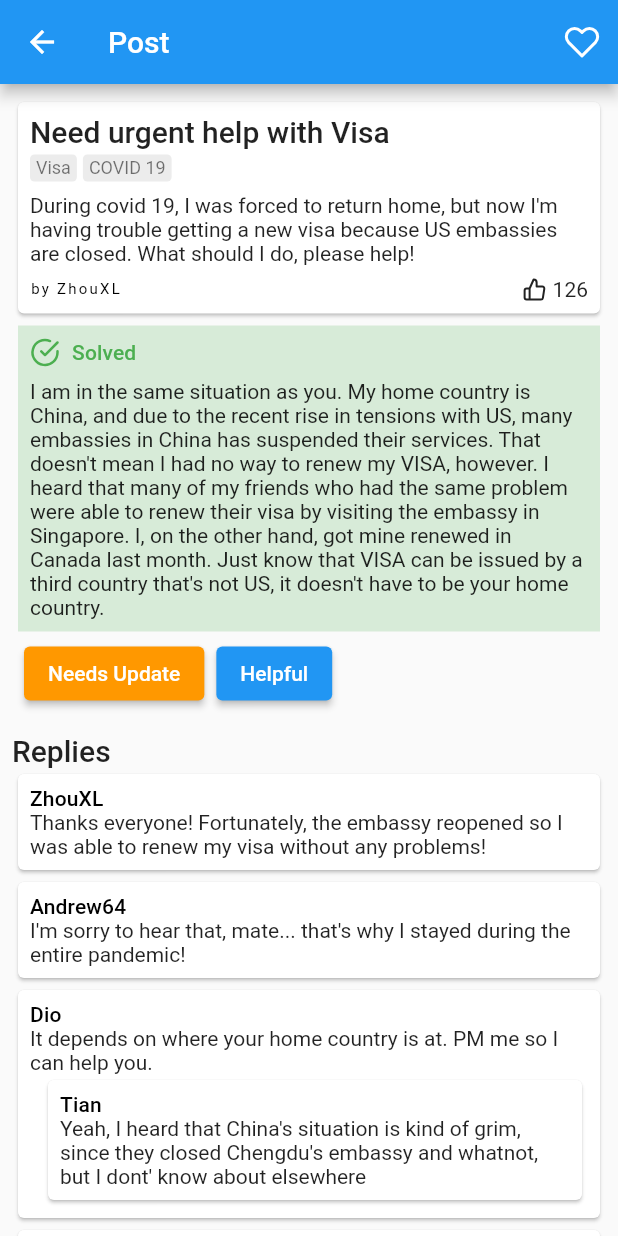
After one commit to JiachenRen/gti_forum, a Flutter app: the screen it shows after launch, after a tap on "Need urgent help with Visa", on a phone screen of 412 x 824 dp. The commit adds this screen. Run offline on Flutter 3.47's test engine with Material 2 defaults, Android fonts, the phone set to English and light mode, and no system bars; our stand-ins replace flutter_icons.

Commit message:
Complete prototype with revision

```diff
--- a/lib/discover.dart
+++ b/lib/discover.dart
@@ -1,9 +1,11 @@
 import 'package:flutter/cupertino.dart';
 import 'package:flutter/material.dart';
 import 'package:flutter_icons/flutter_icons.dart';
+import 'package:gti_forum/model/comment.dart';
 import 'package:gti_forum/model/post.dart';
 import 'package:gti_forum/model/post_stats.dart';
 import 'package:gti_forum/model/user.dart';
+import 'package:gti_forum/post_details.dart';
 
 final _frank = User(username: 'Frank36');
 final _zhou = User(username: 'ZhouXL');
@@ -11,27 +13,82 @@ final _scott = User(username: 'ScottWang');
 
 final _ddl = Post(
     title: "I got my Driver's License!",
-    content: "After a lengthy struggle, I finally managed to overcome all of the hurdles and got my hands on a driver's license, yay!",
-    user:  _frank, postStats: PostStats(helpfulCount: 34));
+    tags: ["Driver's License"],
+    content:
+        "After a lengthy struggle, I finally managed to overcome all of the hurdles and got my hands on a driver's license, yay!",
+    comments: [
+      Comment(
+          subComments: [],
+          comment: 'Bro, I feel your pain! I just got mine yesterday.',
+          user: User(username: 'Mark')),
+      Comment(
+          subComments: [],
+          comment: 'Congrats!',
+          user: User(username: 'Anderson'))
+    ],
+    user: _frank,
+    postStats: PostStats(helpfulCount: 34));
 final _visa = Post(
     title: "Need urgent help with Visa",
-    content: "During covid 19, I was forced to return home, but now I'm having trouble getting a new visa because US embassies are closed. What should I do, please help!",
-    user:  _zhou, postStats: PostStats(helpfulCount: 126));
+    tags: ["Visa", "COVID 19"],
+    content:
+        "During covid 19, I was forced to return home, but now I'm having trouble getting a new visa because US embassies are closed. What should I do, please help!",
+    acceptedSolution: "I am in the same situation as you. "
+        "My home country is China, and due to the recent rise in tensions with US, many embassies in China has suspended their services. "
+        "That doesn't mean I had no way to renew my VISA, however. I heard that many of my friends who had the same problem were able to renew "
+        "their visa by visiting the embassy in Singapore. I, on the other hand, got mine renewed in Canada last month. Just know that VISA can be issued "
+        "by a third country that's not US, it doesn't have to be your home country.",
+    comments: [
+      Comment(
+          subComments: [],
+          comment:
+          "Thanks everyone! Fortunately, the embassy reopened so I was able to renew my visa without any problems!",
+          user: User(username: "ZhouXL")),
+      Comment(
+          subComments: [],
+          comment:
+              "I'm sorry to hear that, mate... that's why I stayed during the entire pandemic!",
+          user: User(username: "Andrew64")),
+      Comment(
+        comment:
+            'It depends on where your home country is at. PM me so I can help you.',
+        user: User(username: 'Dio'),
+        subComments: [
+          Comment(
+              subComments: [],
+              comment:
+                  "Yeah, I heard that China's situation is kind of grim, since they closed Chengdu's embassy and whatnot, but I dont' know about elsewhere",
+              user: User(
+                username: 'Tian',
+              ))
+        ],
+      ),
+      Comment(
+          subComments: [],
+          comment:
+          "Same situation here! Didn't know you could go to any third country...",
+          user: User(username: "Frank Lin")),
+    ],
+    user: _zhou,
+    postStats: PostStats(helpfulCount: 126));
 final _amazonIntern = Post(
     title: "How I got a software intern position at Amazon",
-    content: "It's one of my biggest dream coming true - working at Amazon. Here's how I got the job.",
-    user:  _scott, postStats: PostStats(helpfulCount: 45));
+    tags: ["Intern", "Amazon"],
+    content:
+        "It's one of my biggest dream coming true - working at Amazon. Here's how I got the job.",
+    comments: [
+      Comment(
+          subComments: [],
+          comment: 'And, how did you get it?',
+          user: User(username: 'Ann Christ')),
+    ],
+    user: _scott,
+    postStats: PostStats(helpfulCount: 45));
 
 List<_DiscoverTab> _tabs = [
-  _DiscoverTab('Trending', [
-    _visa, _amazonIntern, _ddl
-  ]),
-  _DiscoverTab('Most Recent', [
-    _ddl, _amazonIntern, _visa
-  ]),
-  _DiscoverTab('Most Helpful', [
-    _visa, _amazonIntern, _ddl
-  ])
+  _DiscoverTab('Trending', [_visa, _amazonIntern, _ddl]),
+  _DiscoverTab('Most Recent', [_ddl, _amazonIntern, _visa]),
+  _DiscoverTab('Most Helpful', [_visa, _amazonIntern, _ddl])
 ];
 
 class Discover extends StatefulWidget {
@@ -87,11 +144,18 @@ class _DiscoverState extends State<Discover> with TickerProviderStateMixin {
   }
 
   Widget _buildPost(BuildContext context, Post post) {
-    return Card(
+    return InkWell(
+      onTap: () {
+        Navigator.push(context, MaterialPageRoute(builder: (context) {
+          return PostDetails(post: post);
+        }));
+      },
+      child: Card(
         margin: EdgeInsets.symmetric(vertical: 4, horizontal: 8),
         child: Padding(
           padding: EdgeInsets.symmetric(vertical: 16, horizontal: 8),
           child: Column(
+            crossAxisAlignment: CrossAxisAlignment.start,
             children: [
               Align(
                 alignment: Alignment.centerLeft,
@@ -100,14 +164,37 @@ class _DiscoverState extends State<Discover> with TickerProviderStateMixin {
                   style: Theme.of(context).textTheme.headline6,
                 ),
               ),
-            SizedBox(height: 8,),
+              SizedBox(
+                height: 4,
+              ),
+              Wrap(
+                spacing: 4,
+                children: [
+                  ...post.tags.map((e) => Container(
+                        padding:
+                            EdgeInsets.symmetric(horizontal: 4, vertical: 2),
+                        decoration: BoxDecoration(
+                            color: Colors.grey.withOpacity(0.2),
+                            borderRadius: BorderRadius.all(Radius.circular(3))),
+                        child: Text(
+                          e,
+                          style: Theme.of(context).textTheme.overline,
+                        ),
+                      ))
+                ],
+              ),
+              SizedBox(
+                height: 8,
+              ),
               Text(
                 post.content,
                 style: Theme.of(context).textTheme.caption,
                 maxLines: 4,
                 overflow: TextOverflow.ellipsis,
               ),
-            SizedBox(height: 8,),
+              SizedBox(
+                height: 8,
+              ),
               Row(
                 children: [
                   Text(
@@ -115,14 +202,20 @@ class _DiscoverState extends State<Discover> with TickerProviderStateMixin {
                     style: Theme.of(context).textTheme.overline,
                   ),
                   Spacer(),
-                Icon(Feather.thumbs_up,size: 16,),
-                SizedBox(width: 4,),
+                  Icon(
+                    Feather.thumbs_up,
+                    size: 16,
+                  ),
+                  SizedBox(
+                    width: 4,
+                  ),
                   Align(
                       alignment: Alignment.bottomLeft,
                       child: Text('${post.postStats.helpfulCount}')),
                 ],
               )
             ],
+          ),
         ),
       ),
     );
--- /dev/null
+++ b/lib/model/comment.dart
@@ -0,0 +1,9 @@
+import 'package:gti_forum/model/user.dart';
+
+class Comment {
+  final String comment;
+  final List<Comment> subComments;
+  final User user;
+
+  Comment({required this.subComments, required this.comment, required this.user});
+}
--- a/lib/model/post.dart
+++ b/lib/model/post.dart
@@ -1,3 +1,4 @@
+import 'package:gti_forum/model/comment.dart';
 import 'package:gti_forum/model/post_stats.dart';
 import 'package:gti_forum/model/user.dart';
 
@@ -5,8 +6,17 @@ class Post {
   String title;
   String content;
   User user;
+  List<String> tags;
+  List<Comment> comments;
+  String? acceptedSolution;
   PostStats postStats;
 
   Post(
-      {required this.title, required this.content, required this.user, required this.postStats});
+      {required this.tags,
+        this.acceptedSolution,
+      required this.title,
+      required this.content,
+      required this.user,
+      required this.postStats,
+      required this.comments});
 }
--- /dev/null
+++ b/lib/post_details.dart
@@ -0,0 +1,198 @@
+import 'package:flutter/cupertino.dart';
+import 'package:flutter/material.dart';
+import 'package:flutter_icons/flutter_icons.dart';
+import 'package:gti_forum/model/comment.dart';
+import 'package:gti_forum/model/post.dart';
+
+class PostDetails extends StatelessWidget {
+  final Post post;
+
+  const PostDetails({Key? key, required this.post}) : super(key: key);
+
+  @override
+  Widget build(BuildContext context) {
+    return Scaffold(
+      appBar: AppBar(
+        title: Text('Post'),
+        actions: [
+          IconButton(icon: Icon(Feather.heart), onPressed: () {},)
+        ],
+      ),
+      body: SingleChildScrollView(
+        child: Padding(
+          padding: EdgeInsets.all(8),
+          child: Column(
+            crossAxisAlignment: CrossAxisAlignment.start,
+            children: [
+              _buildPostDetails(context),
+              _buildSolution(context),
+              Padding(
+                padding: EdgeInsets.only(left: 8),
+                child: Row(
+                  children: [
+                    ElevatedButton(
+                      style: ButtonStyle(
+                          backgroundColor:
+                              MaterialStateProperty.all<Color>(Colors.orange)),
+                      onPressed: () {},
+                      child: Text('Needs Update'),
+                    ),
+                    SizedBox(
+                      width: 8,
+                    ),
+                    ElevatedButton(
+                      onPressed: () {},
+                      child: Text('Helpful'),
+                    ),
+                  ],
+                ),
+              ),
+              SizedBox(
+                height: 16,
+              ),
+              Text(
+                'Replies',
+                style: Theme.of(context).textTheme.headline6,
+              ),
+              _buildComments(context, post.comments, 0)
+            ],
+          ),
+        ),
+      ),
+    );
+  }
+
+  Widget _buildSolution(BuildContext context) {
+    var content = post.acceptedSolution ??
+        "This post does not yet have an accepted solution.";
+    var solved = post.acceptedSolution != null;
+    var color = solved ? Colors.green : Colors.orange;
+
+    return Container(
+      margin: EdgeInsets.all(4),
+      padding: EdgeInsets.all(8),
+      color: color.withOpacity(0.2),
+      child: Column(
+        children: [
+          Row(
+            children: [
+              Icon(
+                solved ? Feather.check_circle : Feather.alert_triangle,
+                color: color,
+                size: 20,
+              ),
+              SizedBox(
+                width: 8,
+              ),
+              Text(
+                solved ? 'Solved' : 'Unsolved',
+                style: Theme.of(context)
+                    .textTheme
+                    .subtitle2!
+                    .copyWith(color: color),
+              )
+            ],
+          ),
+          SizedBox(
+            height: 8,
+          ),
+          Text(content)
+        ],
+      ),
+    );
+  }
+
+  Widget _buildPostDetails(BuildContext context) {
+    return Card(
+      child: IntrinsicHeight(
+        child: Padding(
+          padding: EdgeInsets.all(8),
+          child: Column(
+            crossAxisAlignment: CrossAxisAlignment.start,
+            children: [
+              Text(
+                post.title,
+                style: Theme.of(context).textTheme.headline6,
+                textAlign: TextAlign.left,
+              ),
+              SizedBox(height: 4),
+              Wrap(
+                spacing: 4,
+                children: [
+                  ...post.tags.map((e) => Container(
+                        padding:
+                            EdgeInsets.symmetric(horizontal: 4, vertical: 2),
+                        decoration: BoxDecoration(
+                            color: Colors.grey.withOpacity(0.2),
+                            borderRadius: BorderRadius.all(Radius.circular(3))),
+                        child: Text(
+                          e,
+                          style: Theme.of(context).textTheme.caption,
+                        ),
+                      ))
+                ],
+              ),
+              SizedBox(
+                height: 8,
+              ),
+              Text(post.content),
+              SizedBox(
+                height: 8,
+              ),
+              Row(
+                children: [
+                  Text(
+                    'by ${post.user.username}',
+                    style: Theme.of(context).textTheme.overline,
+                  ),
+                  Spacer(),
+                  Icon(
+                    Feather.thumbs_up,
+                    size: 16,
+                  ),
+                  SizedBox(
+                    width: 4,
+                  ),
+                  Align(
+                      alignment: Alignment.bottomLeft,
+                      child: Text('${post.postStats.helpfulCount}')),
+                ],
+              )
+            ],
+          ),
+        ),
+      ),
+    );
+  }
+
+  Widget _buildComments(
+      BuildContext context, List<Comment> comments, int level) {
+    return Column(
+      crossAxisAlignment: CrossAxisAlignment.start,
+      children: [
+        ...comments.map(
+          (e) => Padding(
+            padding: EdgeInsets.only(left: level * 8),
+            child: Card(
+              child: Padding(
+                padding: EdgeInsets.all(8),
+                child: Column(
+                  crossAxisAlignment: CrossAxisAlignment.start,
+                  children: [
+                    Text(
+                      e.user.username,
+                      style: Theme.of(context).textTheme.subtitle2,
+                    ),
+                    Text(e.comment),
+                    if (e.subComments.isNotEmpty)
+                      _buildComments(context, e.subComments, level + 1)
+                  ],
+                ),
+              ),
+            ),
+          ),
+        )
+      ],
+    );
+  }
+}
```
Also changed, not shown: 4 other files. Lines whose indentation alone changed are shown as unchanged.
